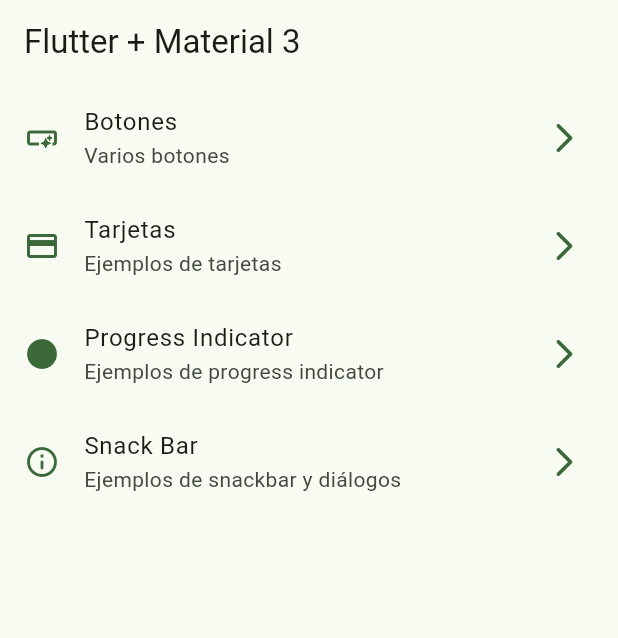
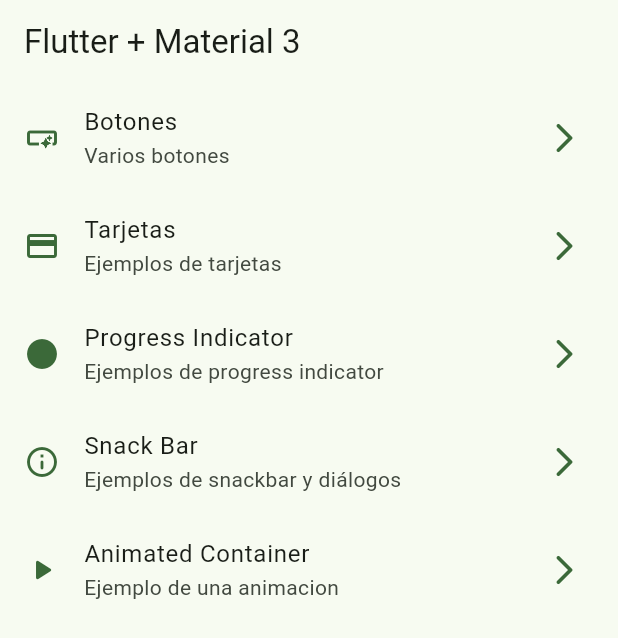
Before and after one commit to paulG1505/flutter_widgets_examples, a Flutter app: the screen it shows after launch, on a phone screen of 412 x 824 dp. Shown: the top 638 px of the screen. Run offline on Flutter 3.47's test engine with Material 2 defaults, Android fonts, the phone set to English and light mode, and no system bars; our stand-ins replace go_router.

Commit message:
Animated Container

```diff
--- a/lib/config/menu/menu_items.dart
+++ b/lib/config/menu/menu_items.dart
@@ -34,4 +34,9 @@ const appMenuItems = <MenuItem>[
       subtitle: 'Ejemplos de snackbar y diálogos',
       link: '/snackbar',
       icon: Icons.info_outline_rounded),
+      MenuItem(
+      title: 'Animated Container',
+      subtitle: 'Ejemplo de una animacion ',
+      link: '/animatef',
+      icon: Icons.play_arrow_rounded),
 ];
--- a/lib/config/router/app_router.dart
+++ b/lib/config/router/app_router.dart
@@ -29,5 +29,10 @@ final appRouter = GoRouter(
       name: SnackBarScreen.name,
       builder: (context, state) => const SnackBarScreen(),
     ),
+    GoRoute(
+      path: '/animated',
+      name: AnimatedScreen.name,
+      builder: (context, state) => const AnimatedScreen(),
+    ),
   ],
 );
```
Also changed, not shown: lib/presentation/screens/animated/animated_screen.dart (+45 -2 lines).
